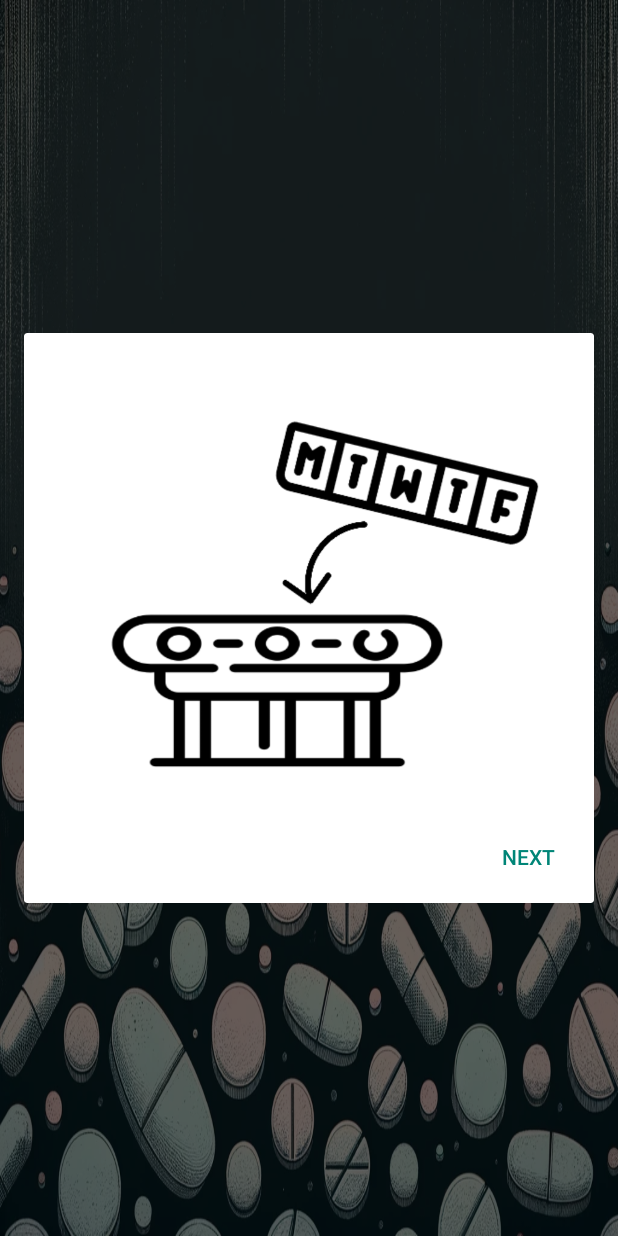
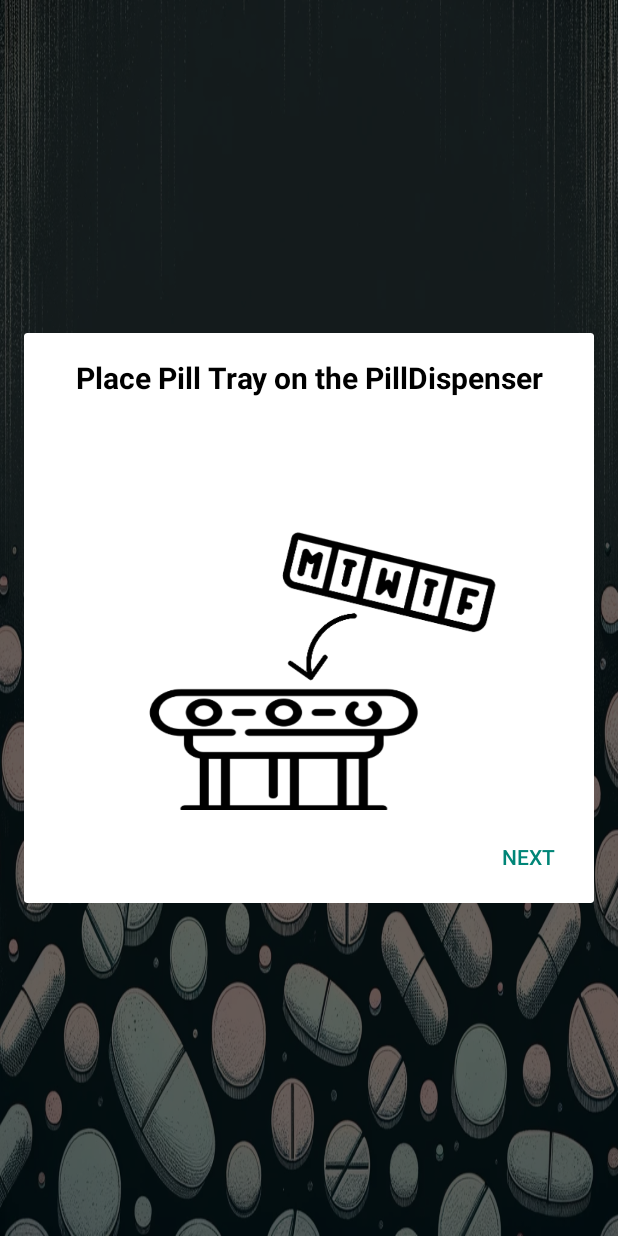
Before and after one commit to code2impress/AALAppDevPillDespenser, an Android app: the PD screen opened directly, with no data from a screen before it, after a tap on an icon or button, on a phone screen of 412 x 824 dp. Run offline under Robolectric (Android 15) with nearby library versions, the phone set to English and light mode, and no system bars; libraries missing offline, so code that uses them is left out: org.eclipse.paho.

Commit message:
First Release V1.0.0
First fully working App. All Mechanics work.

Future Updates will add Patient functunality such as data statistic of pills taken ...

Lately added :
- Fixed tutorial boxes
- Returning after succesfully starting Pill Output (with pop up)

```diff
--- a/app/src/main/res/layout/tutorial_step_one_layout.xml
+++ b/app/src/main/res/layout/tutorial_step_one_layout.xml
@@ -1,18 +1,32 @@
 <?xml version="1.0" encoding="utf-8"?>
 <androidx.constraintlayout.widget.ConstraintLayout xmlns:android="http://schemas.android.com/apk/res/android"
     xmlns:app="http://schemas.android.com/apk/res-auto"
+    xmlns:tools="http://schemas.android.com/tools"
     android:layout_width="match_parent"
     android:layout_height="match_parent">
 
-    <ImageView
-        android:id="@+id/tutorialImageViewOne"
+    <TextView
+        android:id="@+id/tutorialTextTwo"
         android:layout_width="wrap_content"
         android:layout_height="wrap_content"
-        android:src="@drawable/containers"
-        app:layout_constraintBottom_toBottomOf="parent"
+        android:text="Place Pill Tray on the PillDispenser"
+        android:textAlignment="center"
+        android:textColor="@android:color/black"
+        android:textSize="20sp"
+        android:textStyle="bold"
+        app:layout_constraintTop_toTopOf="parent"
         app:layout_constraintEnd_toEndOf="parent"
         app:layout_constraintStart_toStartOf="parent"
-        app:layout_constraintTop_toTopOf="parent" />
+        android:layout_marginTop="16dp"/>
 
+    <ImageView
+        android:id="@+id/tutorialImageViewTwo"
+        android:layout_width="258dp"
+        android:layout_height="325dp"
+        android:src="@drawable/containers"
+        app:layout_constraintTop_toBottomOf="@+id/tutorialTextTwo"
+        app:layout_constraintEnd_toEndOf="parent"
+        app:layout_constraintStart_toStartOf="parent"
+        android:layout_marginTop="8dp"/>
 
 </androidx.constraintlayout.widget.ConstraintLayout>
```
Also changed, not shown: app/src/main/java/com/example/aal_appdev_pilldespenser/PD.java (+29 -3 lines), app/src/main/java/com/example/aal_appdev_pilldespenser/TutorialStepTwoDialogFragment.java (+0 -7 lines), app/src/main/res/layout/fragment_tutorial_step_two_dialog.xml (+19 -4 lines).
